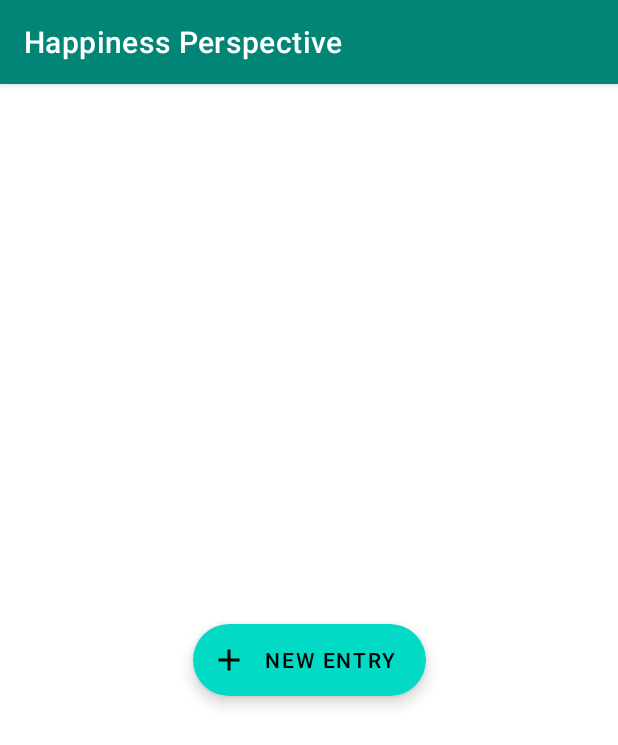
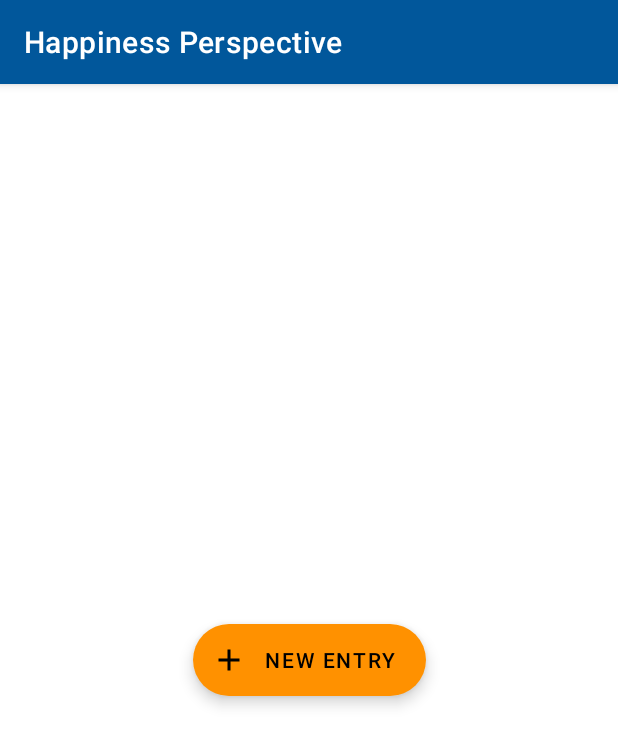
Before and after one commit to Jokuyen/Happiness_Perspective, an Android app: the screen it shows after launch (MainActivity), on a phone screen of 412 x 824 dp. Shown: the top 745 px of the screen. Run offline under Robolectric (Android 15) with nearby library versions, the phone set to English and light mode, and no system bars; our stand-ins replace data binding.

Commit message:
Changed launcher icon color; applied new coloring to theme

```diff
--- a/app/src/main/res/values/colors.xml
+++ b/app/src/main/res/values/colors.xml
@@ -1,6 +1,11 @@
 <?xml version="1.0" encoding="utf-8"?>
 <resources>
-    <color name="colorPrimary">#008577</color>
-    <color name="colorPrimaryDark">#00574B</color>
-    <color name="colorAccent">#D81B60</color>
+    <color name="primaryColor">#01579b</color>
+    <color name="primaryLightColor">#4f83cc</color>
+    <color name="primaryDarkColor">#002f6c</color>
+    <color name="secondaryColor">#ff9100</color>
+    <color name="secondaryLightColor">#ffc246</color>
+    <color name="secondaryDarkColor">#c56200</color>
+    <color name="primaryTextColor">#ffffff</color>
+    <color name="secondaryTextColor">#000000</color>
 </resources>
--- a/app/src/main/res/values/styles.xml
+++ b/app/src/main/res/values/styles.xml
@@ -3,9 +3,13 @@
     <!-- Base application theme. -->
     <style name="AppTheme" parent="Theme.MaterialComponents.Light.DarkActionBar">
         <!-- Customize your theme here. -->
-        <item name="colorPrimary">@color/colorPrimary</item>
-        <item name="colorPrimaryDark">@color/colorPrimaryDark</item>
-        <item name="colorAccent">@color/colorAccent</item>
+        <item name="colorPrimary">@color/primaryColor</item>
+        <item name="colorPrimaryDark">@color/primaryDarkColor</item>
+        <item name="colorPrimaryVariant">@color/primaryLightColor</item>
+        <item name="colorOnPrimary">@color/primaryTextColor</item>
+        <item name="colorSecondary">@color/secondaryColor</item>
+        <item name="colorSecondaryVariant">@color/secondaryDarkColor</item>
+        <item name="colorOnSecondary">@color/secondaryTextColor</item>
     </style>
 
 </resources>
```
Also changed, not shown: app/src/main/ic_launcher-web.png, app/src/main/res/mipmap-hdpi/ic_launcher.png, app/src/main/res/mipmap-hdpi/ic_launcher_foreground.png, app/src/main/res/mipmap-hdpi/ic_launcher_round.png, app/src/main/res/mipmap-mdpi/ic_launcher.png, app/src/main/res/mipmap-mdpi/ic_launcher_foreground.png, app/src/main/res/mipmap-mdpi/ic_launcher_round.png, app/src/main/res/mipmap-xhdpi/ic_launcher.png, app/src/main/res/mipmap-xhdpi/ic_launcher_foreground.png, app/src/main/res/mipmap-xhdpi/ic_launcher_round.png, app/src/main/res/mipmap-xxhdpi/ic_launcher.png, app/src/main/res/mipmap-xxhdpi/ic_launcher_foreground.png, app/src/main/res/mipmap-xxhdpi/ic_launcher_round.png, app/src/main/res/mipmap-xxxhdpi/ic_launcher.png, 2 more files.
